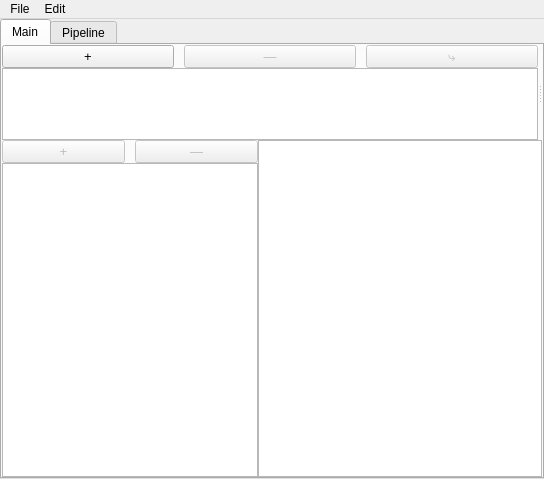
This is applications/hedgehog/mainwindow.ui in Lawyar/ecsms as Qt 5 draws it before an edit. The edited form follows.
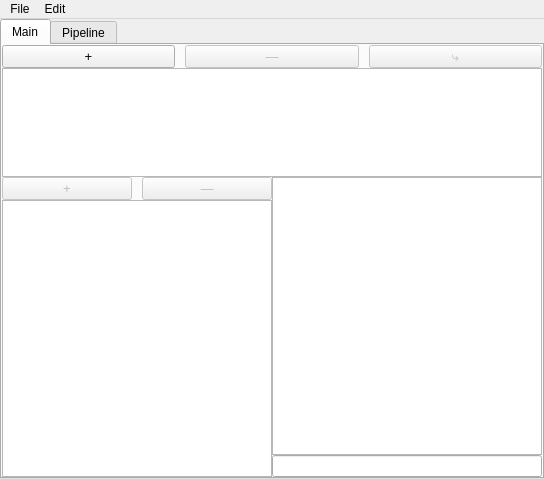
This is the edited form. Icons and pictures are not drawn. Custom widgets are drawn as their Qt base class.

Commit message: add console on main page

```diff
--- a/applications/hedgehog/mainwindow.ui
+++ b/applications/hedgehog/mainwindow.ui
@@ -24,7 +24,7 @@
     <normaloff>:/hedgehog.ico</normaloff>:/hedgehog.ico</iconset>
   </property>
   <widget class="QWidget" name="centralwidget">
-   <layout class="QGridLayout" name="gridLayout_3">
+   <layout class="QGridLayout" name="gridLayout_4">
     <property name="leftMargin">
      <number>0</number>
     </property>
@@ -67,12 +67,6 @@
         </property>
         <item row="0" column="0">
          <widget class="QSplitter" name="splitter_3">
-          <property name="sizePolicy">
-           <sizepolicy hsizetype="Expanding" vsizetype="Expanding">
-            <horstretch>0</horstretch>
-            <verstretch>0</verstretch>
-           </sizepolicy>
-          </property>
           <property name="orientation">
            <enum>Qt::Vertical</enum>
           </property>
@@ -92,6 +86,9 @@
            <property name="orientation">
             <enum>Qt::Horizontal</enum>
            </property>
+           <property name="handleWidth">
+            <number>0</number>
+           </property>
            <property name="childrenCollapsible">
             <bool>false</bool>
            </property>
@@ -185,18 +182,6 @@
            </widget>
           </widget>
           <widget class="QSplitter" name="splitter_2">
-           <property name="sizePolicy">
-            <sizepolicy hsizetype="Expanding" vsizetype="Expanding">
-             <horstretch>0</horstretch>
-             <verstretch>1</verstretch>
-            </sizepolicy>
-           </property>
-           <property name="minimumSize">
-            <size>
-             <width>0</width>
-             <height>0</height>
-            </size>
-           </property>
            <property name="orientation">
             <enum>Qt::Horizontal</enum>
            </property>
@@ -275,13 +260,25 @@
              </item>
             </layout>
            </widget>
-           <widget class="QTextEdit" name="textEdit">
-            <property name="sizePolicy">
-             <sizepolicy hsizetype="Expanding" vsizetype="Expanding">
-              <horstretch>1</horstretch>
-              <verstretch>3</verstretch>
-             </sizepolicy>
-            </property>
+           <widget class="QWidget" name="layoutWidget">
+            <layout class="QVBoxLayout" name="verticalLayout_3">
+             <property name="spacing">
+              <number>0</number>
+             </property>
+             <item>
+              <widget class="QTextEdit" name="consoleOutput">
+               <property name="enabled">
+                <bool>true</bool>
+               </property>
+               <property name="readOnly">
+                <bool>true</bool>
+               </property>
+              </widget>
+             </item>
+             <item>
+              <widget class="QLineEdit" name="consoleInput"/>
+             </item>
+            </layout>
            </widget>
           </widget>
          </widget>
@@ -292,7 +289,7 @@
        <attribute name="title">
         <string>Pipeline</string>
        </attribute>
-       <layout class="QGridLayout" name="gridLayout_4">
+       <layout class="QGridLayout" name="gridLayout_3">
         <property name="leftMargin">
          <number>0</number>
         </property>
```
Left out of the diff: 38 changed lines with no effect on the pictures. The commit also changes 2 other files.
